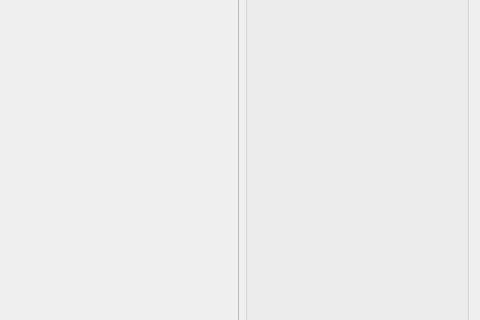
This is visualroutines/src/mainUI.ui in robocomp/active-vision as Qt 5 draws it before an edit; both pictures show x 769 to 1249 and y 392 to 712 of the 1249 by 900 pixel window. The edited form follows.
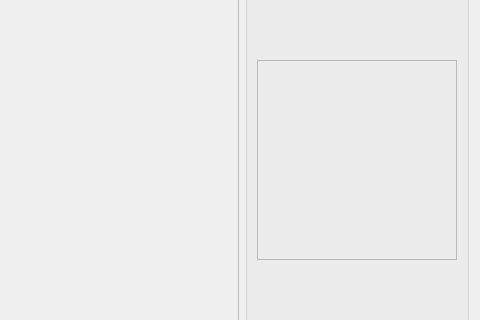
This is the edited form. Custom widgets are drawn as their Qt base class.

The edit to the form file:
```diff
--- a/visualroutines/src/mainUI.ui
+++ b/visualroutines/src/mainUI.ui
@@ -115,6 +115,22 @@
           </property>
          </widget>
         </item>
+        <item>
+         <widget class="QFrame" name="frameInner">
+          <property name="minimumSize">
+           <size>
+            <width>200</width>
+            <height>200</height>
+           </size>
+          </property>
+          <property name="frameShape">
+           <enum>QFrame::StyledPanel</enum>
+          </property>
+          <property name="frameShadow">
+           <enum>QFrame::Raised</enum>
+          </property>
+         </widget>
+        </item>
         <item>
          <spacer name="verticalSpacer">
           <property name="orientation">
```
Left out of the diff: 1 changed line with no effect on the pictures.
